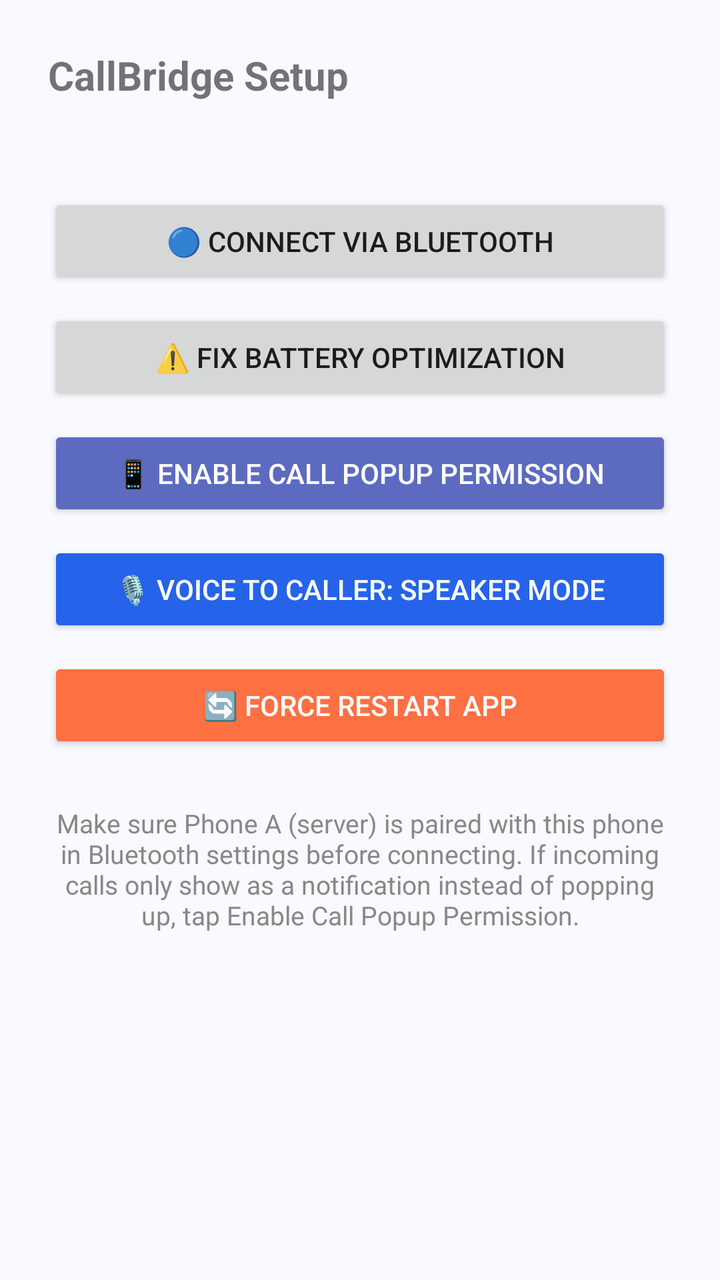
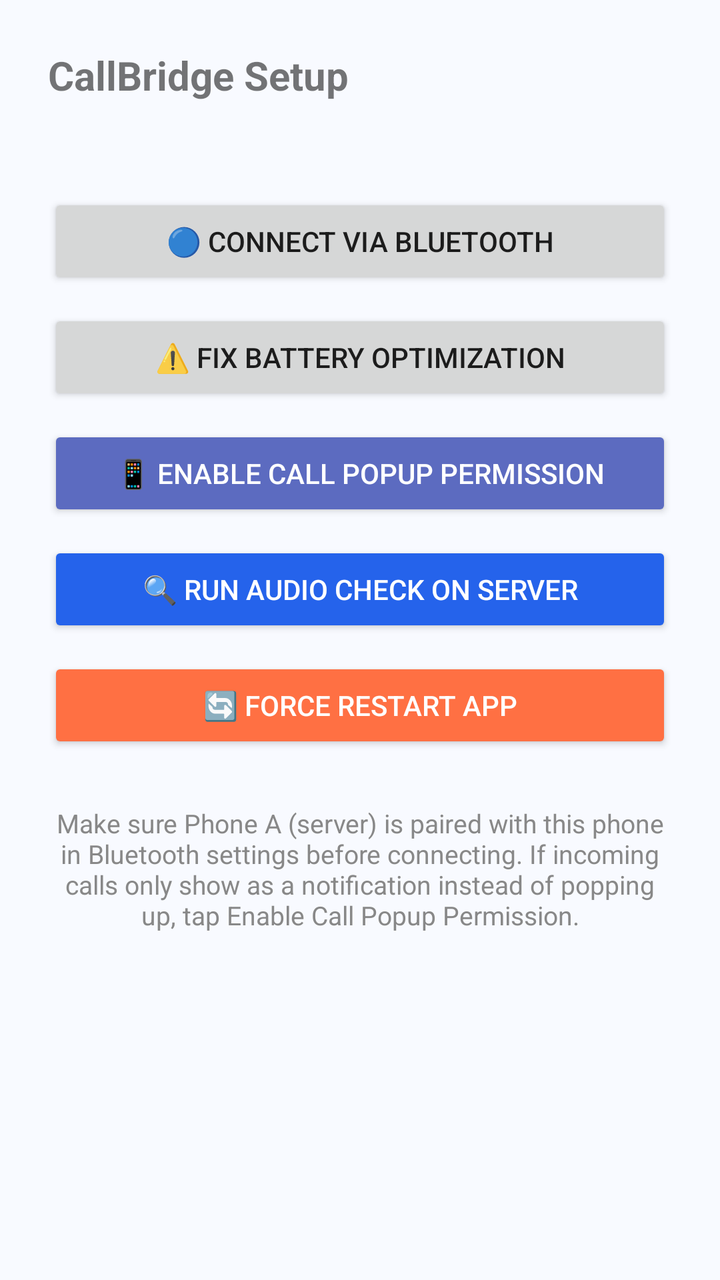

Compare the two renders of this Android layout. The source of the first and the diff that turns it into the second are given below.
<!-- AndroidManifest.xml: application theme AppTheme -->
<!-- res/layout/fragment_settings.xml -->
<?xml version="1.0" encoding="utf-8"?>
<LinearLayout xmlns:android="http://schemas.android.com/apk/res/android"
    android:layout_width="match_parent"
    android:layout_height="match_parent"
    android:orientation="vertical"
    android:padding="24dp">

    <TextView
        android:text="CallBridge Setup"
        android:layout_width="wrap_content"
        android:layout_height="wrap_content"
        android:textSize="20sp"
        android:textStyle="bold"
        android:layout_marginBottom="16dp" />

    <TextView
        android:id="@+id/tvPairedDevice"
        android:layout_width="match_parent"
        android:layout_height="wrap_content"
        android:textSize="13sp"
        android:textColor="#888888"
        android:layout_marginBottom="12dp" />

    <Button
        android:id="@+id/btnConnect"
        android:layout_width="match_parent"
        android:layout_height="wrap_content"
        android:text="🔵 Connect via Bluetooth"
        android:layout_marginBottom="10dp" />

    <Button
        android:id="@+id/btnBatteryFix"
        android:layout_width="match_parent"
        android:layout_height="wrap_content"
        android:text="⚠️ Fix Battery Optimization"
        android:layout_marginBottom="10dp" />

    <Button
        android:id="@+id/btnPopupPermission"
        android:layout_width="match_parent"
        android:layout_height="wrap_content"
        android:text="📱 Enable Call Popup Permission"
        android:backgroundTint="#5C6BC0"
        android:textColor="#FFFFFF"
        android:layout_marginBottom="10dp" />

    <Button
        android:id="@+id/btnUplinkMode"
        android:layout_width="match_parent"
        android:layout_height="wrap_content"
        android:text="🎙 Voice to caller: Speaker mode"
        android:backgroundTint="#2563EB"
        android:textColor="#FFFFFF"
        android:layout_marginBottom="10dp" />

    <Button
        android:id="@+id/btnRestartApp"
        android:layout_width="match_parent"
        android:layout_height="wrap_content"
        android:text="🔄 Force Restart App"
        android:backgroundTint="#FF7043"
        android:textColor="#FFFFFF"
        android:layout_marginBottom="10dp" />

    <TextView
        android:layout_width="match_parent"
        android:layout_height="wrap_content"
        android:text="Make sure Phone A (server) is paired with this phone in Bluetooth settings before connecting. If incoming calls only show as a notification instead of popping up, tap Enable Call Popup Permission."
        android:textSize="13sp"
        android:layout_marginTop="16dp"
        android:gravity="center"
        android:textColor="#888888" />

</LinearLayout>
<!-- resources referenced by this layout -->
<resources>
  <style name="AppTheme" parent="Theme.AppCompat.Light.NoActionBar">
          <item name="colorPrimary">@color/brand_blue</item>
          <item name="colorPrimaryDark">@color/brand_blue_dark</item>
          <item name="colorAccent">@color/brand_green</item>
          <item name="android:windowBackground">@color/bg_primary</item>
          <item name="android:statusBarColor">@color/brand_blue</item>
          <item name="android:navigationBarColor">@color/nav_bg</item>
      </style>
  <color name="brand_blue">#2563EB</color>
  <color name="brand_blue_dark">#1D4ED8</color>
  <color name="brand_green">#16A34A</color>
  <color name="bg_primary">#F8FAFF</color>
  <color name="nav_bg">#FFFFFF</color>
</resources>

<!-- the commit's change to res/layout/fragment_settings.xml (unified diff, before → after) -->
@@ -45,10 +45,10 @@
         android:layout_marginBottom="10dp" />
 
     <Button
-        android:id="@+id/btnUplinkMode"
+        android:id="@+id/btnAudioProbe"
         android:layout_width="match_parent"
         android:layout_height="wrap_content"
-        android:text="🎙 Voice to caller: Speaker mode"
+        android:text="🔍 Run audio check on server"
         android:backgroundTint="#2563EB"
         android:textColor="#FFFFFF"
         android:layout_marginBottom="10dp" />
